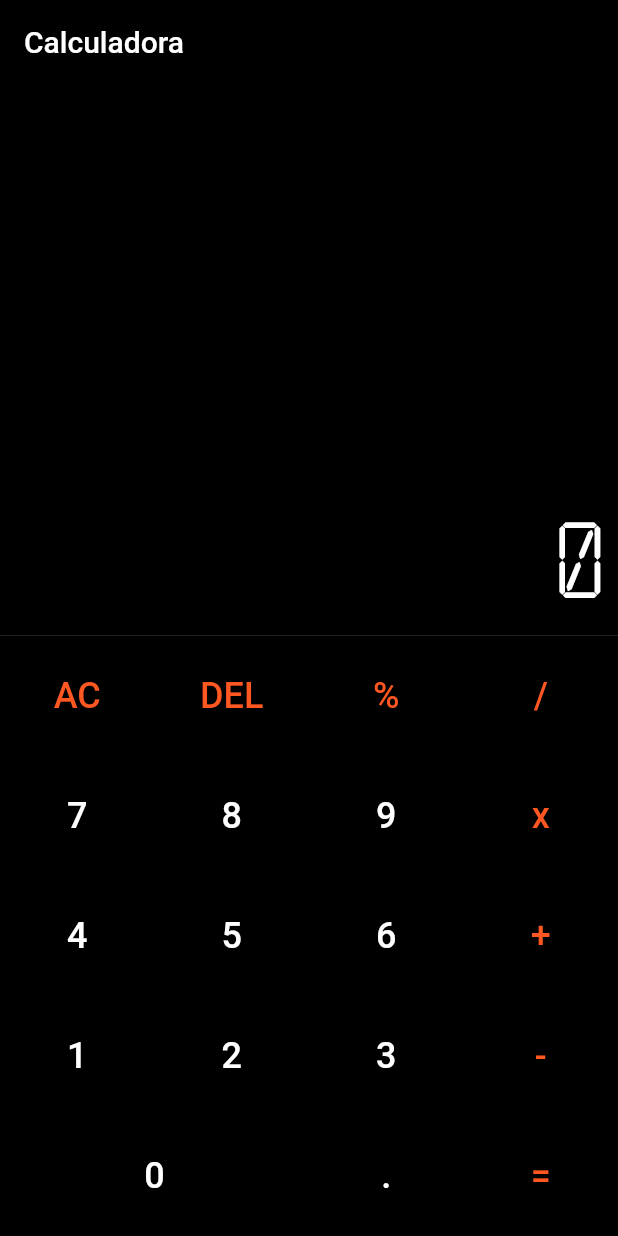
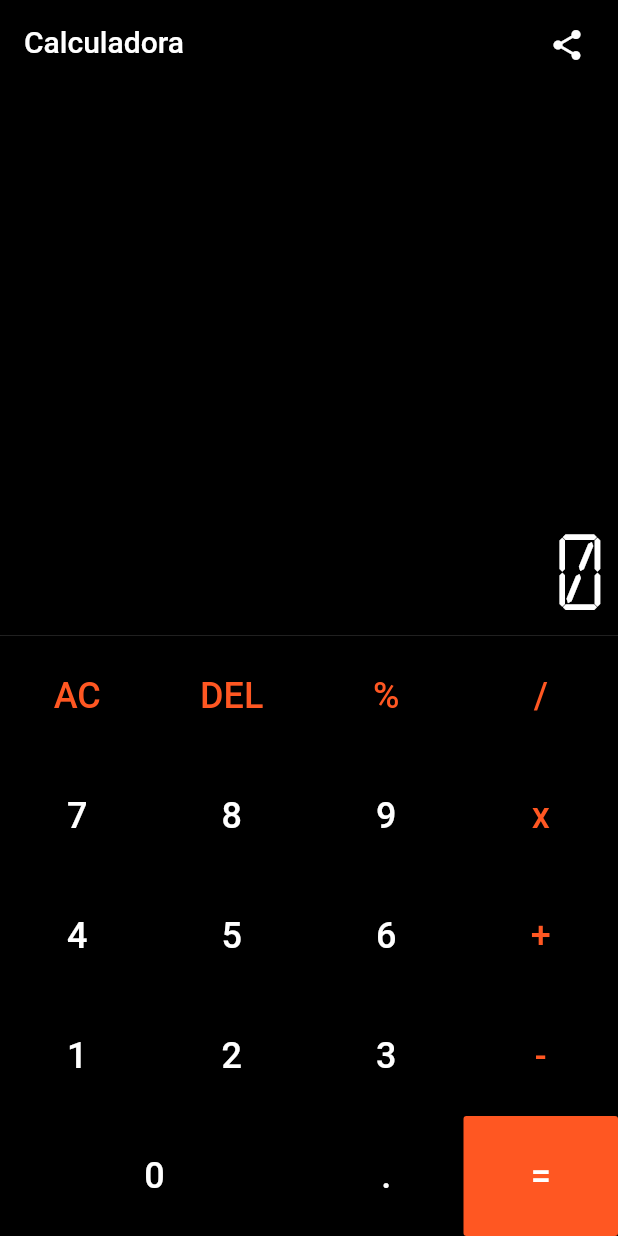
Before and after one commit to MariaLuizaRBrito/flutter-calculator, a Flutter app: the screen it shows after launch, on a phone screen of 412 x 824 dp. Run offline on Flutter 3.47's test engine with Material 2 defaults, Android fonts, the phone set to English and light mode, and no system bars; drawn by our look-alikes of auto_size_text; our stand-ins replace share, splashscreen.

Commit message:
finish icon share

```diff
--- a/lib/calculator.dart
+++ b/lib/calculator.dart
@@ -1,7 +1,15 @@
 import 'package:auto_size_text/auto_size_text.dart';
 import 'package:flutter/material.dart';
+import 'package:splashscreen/splashscreen.dart';
+import 'package:share/share.dart';
 
 import 'memory.dart';
+
+void main() {
+  runApp(new MaterialApp(
+    home: new Calculator(),
+  ));
+}
 
 class Calculator extends StatefulWidget {
   @override
@@ -9,15 +17,50 @@ class Calculator extends StatefulWidget {
 }
 
 class _CalculatorState extends State<Calculator> {
+  @override
+  Widget build(BuildContext context) {
+    return new SplashScreen(
+        seconds: 2,
+        navigateAfterSeconds: new AfterSplash(),
+        title: new Text(
+          'Calculator',
+          style: new TextStyle(fontWeight: FontWeight.bold, fontSize: 20.0),
+        ),
+        image: new Image.asset('icon.png'),
+        backgroundColor: Colors.black,
+        styleTextUnderTheLoader: new TextStyle(),
+        photoSize: 100.0,
+        loaderColor: Colors.red);
+  }
+}
+
+class AfterSplash extends StatefulWidget {
+  @override
+  _AfterSplash createState() => _AfterSplash();
+}
+
+class _AfterSplash extends State<AfterSplash> {
   final _memory = Memory();
 
   @override
   Widget build(BuildContext context) {
     return Scaffold(
       appBar: AppBar(
-        backgroundColor: Colors.black,
-        title: Text('Calculadora'),
-      ),
+          title: Text('Calculadora'),
+          automaticallyImplyLeading: false,
+          backgroundColor: Colors.black,
+          actions: <Widget>[
+            Padding(
+              padding: const EdgeInsets.all(10),
+              child: new IconButton(
+                icon: new Icon(Icons.share),
+                onPressed: () {
+                  Share.share('Calculator');
+                },
+              ),
+            ),
+          ],
+          iconTheme: IconThemeData(color: Colors.white)),
       body: Column(
         children: <Widget>[
           _buildDisplay(),
@@ -38,7 +81,16 @@ class _CalculatorState extends State<Calculator> {
           crossAxisAlignment: CrossAxisAlignment.stretch,
           children: <Widget>[
             Padding(
-              padding: const EdgeInsets.all(8.0),
+              padding: const EdgeInsets.fromLTRB(0, 0, 8, 0),
+              child: Text(
+                '${_memory.operationUP}',
+                style: TextStyle(color: Colors.white, fontSize: 18),
+                textAlign: TextAlign.end,
+                overflow: TextOverflow.ellipsis,
+              ),
+            ),
+            Padding(
+              padding: const EdgeInsets.fromLTRB(0, 0, 8, 0),
               child: AutoSizeText(
                 _memory.result,
                 minFontSize: 20.0,
@@ -46,8 +98,8 @@ class _CalculatorState extends State<Calculator> {
                 maxLines: 1,
                 textAlign: TextAlign.end,
                 style: TextStyle(
-                  fontFamily: "Calculator",
-                  fontWeight: FontWeight.w200,
+                  fontFamily: 'Calculator',
+                  fontWeight: FontWeight.w500,
                   decoration: TextDecoration.none,
                   fontSize: 80.0,
                   color: Colors.white,
@@ -61,7 +113,9 @@ class _CalculatorState extends State<Calculator> {
   }
 
   Widget _buildKeyboardButton(String label,
-      {int flex = 1, Color textColor = Colors.white, Color backgroundColor = Colors.black}) {
+      {int flex = 1,
+      Color textColor = Colors.white,
+      Color backgroundColor = Colors.black}) {
     return Expanded(
       flex: flex,
       child: RaisedButton(
@@ -69,8 +123,7 @@ class _CalculatorState extends State<Calculator> {
         textColor: textColor,
         child: Text(
           label,
-          style:
-          TextStyle(fontSize: 24),
+          style: TextStyle(fontSize: 24),
         ),
         onPressed: () {
           setState(() {
@@ -142,7 +195,11 @@ class _CalculatorState extends State<Calculator> {
               children: <Widget>[
                 _buildKeyboardButton('0', flex: 2),
                 _buildKeyboardButton('.'),
-                _buildKeyboardButton('=', textColor: Colors.deepOrange),
+                _buildKeyboardButton(
+                  '=',
+                  textColor: Colors.white,
+                  backgroundColor: Colors.deepOrange,
+                ),
               ],
             ),
           ),
--- a/lib/memory.dart
+++ b/lib/memory.dart
@@ -1,3 +1,5 @@
+import 'package:calculadora/calculator.dart';
+
 class Memory {
   static const operations = const ['%', '/', '+', '-', 'x', '='];
   String _operation;
@@ -6,6 +8,7 @@ class Memory {
   int _bufferIndex = 0;
 
   String result = '0';
+  String operationUP = '';
 
   Memory() {
     _clear();
@@ -17,6 +20,7 @@ class Memory {
     _bufferIndex = 0;
     _operation = null;
     _usedOperation = false;
+    operationUP = '';
   }
 
   void applyCommand(String command) {
@@ -54,14 +58,14 @@ class Memory {
     if (_bufferIndex == 0) {
       _bufferIndex = 1;
 
-      if (operation == '=')
-        _operation = operation;
+      if (operation == '=') _operation = operation;
     } else {
+      operationUP = ' ${_buffer[0]} $_operation ${_buffer[1]}';
+
       _buffer[0] = _calculate();
     }
 
-    if (operation != '=')
-      _operation = operation;
+    if (operation != '=') _operation = operation;
 
     result = _buffer[0].toString();
     result = result.endsWith('.0') ? result.split('.')[0] : result;
```
Also changed, not shown: assets/launcher/icon.png (added), fonts/Pangolin-Regular.ttf (added), icon.png (added), lib/main.dart (line endings or trailing spaces), pubspec.lock, 20 other files.
